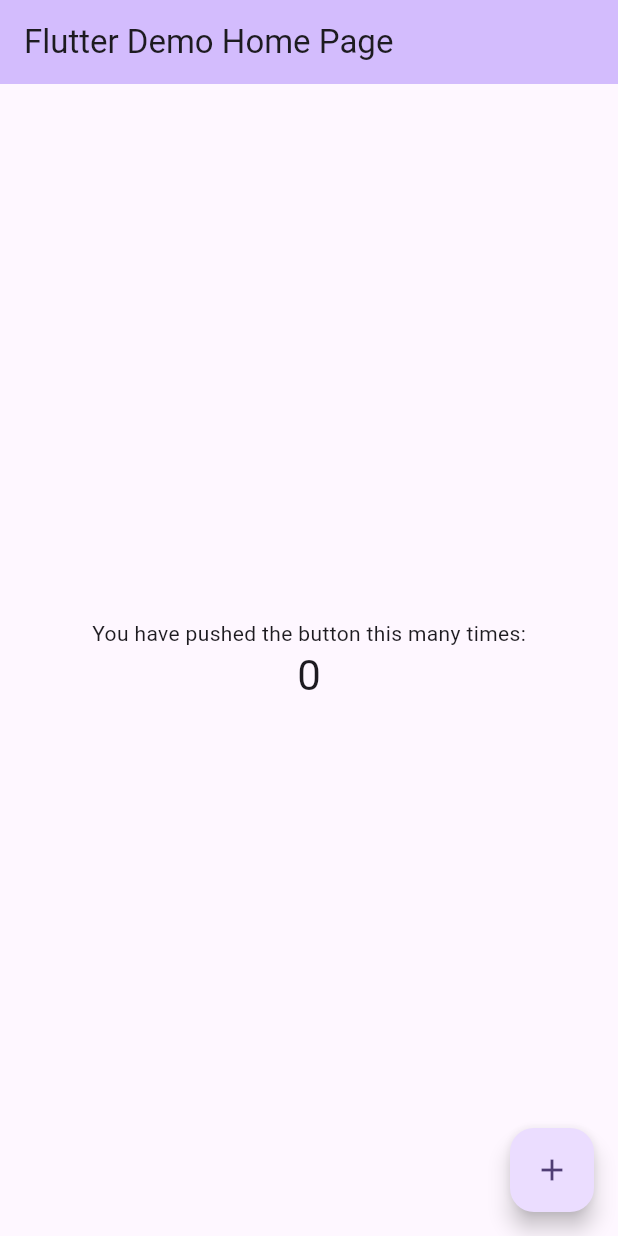
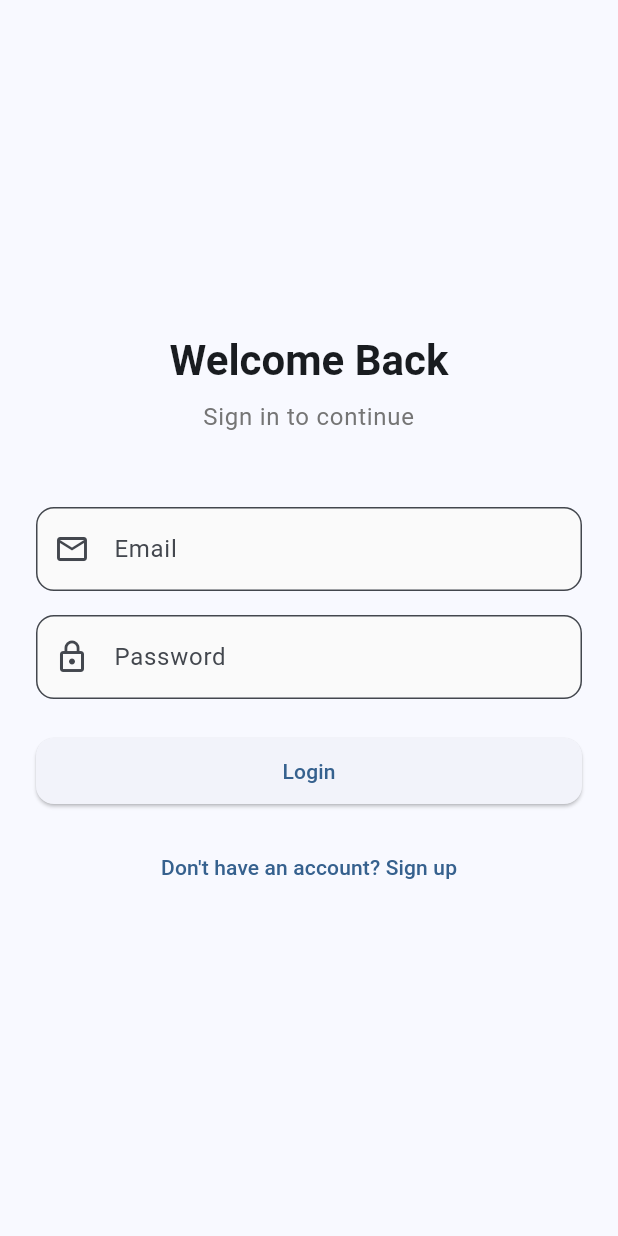
Before and after one commit to could-ai/019aa4b3-bfee-764b-ab0e-fbb3d9ac4d31, a Flutter app: the screen it shows after launch, on a phone screen of 412 x 824 dp. Run offline on Flutter 3.47's test engine with Material 3 defaults, Android fonts, the phone set to English and light mode, and no system bars.

Commit message:
Set up the main application entry point with navigation routes for Splash, Login, and Home screens, and applied a basic Material 3 theme.; Created a Splash Screen that displays the app logo and automatically navigates to the Login screen after a short delay.; Created a Login Screen with email/password fields and a mock authentication flow that navigates to the Home screen.; Created a placeholder Home Screen with a basic app bar and empty state, ready to be populated with specific features.

```diff
--- /dev/null
+++ b/usr/lib/features/auth/login_screen.dart
@@ -0,0 +1,103 @@
+import 'package:flutter/material.dart';
+
+class LoginScreen extends StatefulWidget {
+  const LoginScreen({super.key});
+
+  @override
+  State<LoginScreen> createState() => _LoginScreenState();
+}
+
+class _LoginScreenState extends State<LoginScreen> {
+  final _emailController = TextEditingController();
+  final _passwordController = TextEditingController();
+  bool _isLoading = false;
+
+  void _handleLogin() async {
+    setState(() => _isLoading = true);
+
+    // Simulate network request
+    await Future.delayed(const Duration(seconds: 1));
+
+    if (mounted) {
+      setState(() => _isLoading = false);
+      Navigator.pushReplacementNamed(context, '/home');
+    }
+  }
+
+  @override
+  void dispose() {
+    _emailController.dispose();
+    _passwordController.dispose();
+    super.dispose();
+  }
+
+  @override
+  Widget build(BuildContext context) {
+    return Scaffold(
+      body: SafeArea(
+        child: Center(
+          child: SingleChildScrollView(
+            padding: const EdgeInsets.all(24.0),
+            child: Column(
+              mainAxisAlignment: MainAxisAlignment.center,
+              crossAxisAlignment: CrossAxisAlignment.stretch,
+              children: [
+                Text(
+                  'Welcome Back',
+                  style: Theme.of(context).textTheme.headlineMedium?.copyWith(
+                        fontWeight: FontWeight.bold,
+                      ),
+                  textAlign: TextAlign.center,
+                ),
+                const SizedBox(height: 8),
+                Text(
+                  'Sign in to continue',
+                  style: Theme.of(context).textTheme.bodyLarge?.copyWith(
+                        color: Colors.grey[600],
+                      ),
+                  textAlign: TextAlign.center,
+                ),
+                const SizedBox(height: 48),
+                TextField(
+                  controller: _emailController,
+                  decoration: const InputDecoration(
+                    labelText: 'Email',
+                    prefixIcon: Icon(Icons.email_outlined),
+                  ),
+                  keyboardType: TextInputType.emailAddress,
+                ),
+                const SizedBox(height: 16),
+                TextField(
+                  controller: _passwordController,
+                  decoration: const InputDecoration(
+                    labelText: 'Password',
+                    prefixIcon: Icon(Icons.lock_outline),
+                  ),
+                  obscureText: true,
+                ),
+                const SizedBox(height: 24),
+                ElevatedButton(
+                  onPressed: _isLoading ? null : _handleLogin,
+                  child: _isLoading
+                      ? const SizedBox(
+                          height: 20,
+                          width: 20,
+                          child: CircularProgressIndicator(strokeWidth: 2),
+                        )
+                      : const Text('Login'),
+                ),
+                const SizedBox(height: 16),
+                TextButton(
+                  onPressed: () {
+                    // TODO: Implement registration navigation
+                  },
+                  child: const Text('Don\'t have an account? Sign up'),
+                ),
+              ],
+            ),
+          ),
+        ),
+      ),
+    );
+  }
+}
--- a/usr/lib/main.dart
+++ b/usr/lib/main.dart
@@ -1,4 +1,7 @@
 import 'package:flutter/material.dart';
+import 'package:couldai_user_app/features/splash/splash_screen.dart';
+import 'package:couldai_user_app/features/auth/login_screen.dart';
+import 'package:couldai_user_app/features/home/home_screen.dart';
 
 void main() {
   runApp(const MyApp());
@@ -7,114 +10,36 @@ void main() {
 class MyApp extends StatelessWidget {
   const MyApp({super.key});
 
-  // This widget is the root of your application.
   @override
   Widget build(BuildContext context) {
     return MaterialApp(
-      title: 'Flutter Demo',
+      title: 'CouldAI User App',
       debugShowCheckedModeBanner: false,
       theme: ThemeData(
-        // This is the theme of your application.
-        //
-        // TRY THIS: Try running your application with "flutter run". You'll see
-        // the application has a purple toolbar. Then, without quitting the app,
-        // try changing the seedColor in the colorScheme below to Colors.green
-        // and then invoke "hot reload" (save your changes or press the "hot
-        // reload" button in a Flutter-supported IDE, or press "r" if you used
-        // the command line to start the app).
-        //
-        // Notice that the counter didn't reset back to zero; the application
-        // state is not lost during the reload. To reset the state, use hot
-        // restart instead.
-        //
-        // This works for code too, not just values: Most code changes can be
-        // tested with just a hot reload.
-        colorScheme: ColorScheme.fromSeed(seedColor: Colors.deepPurple),
+        colorScheme: ColorScheme.fromSeed(seedColor: Colors.blue),
+        useMaterial3: true,
+        inputDecorationTheme: InputDecorationTheme(
+          border: OutlineInputBorder(
+            borderRadius: BorderRadius.circular(12),
+          ),
+          filled: true,
+          fillColor: Colors.grey.shade50,
+        ),
+        elevatedButtonTheme: ElevatedButtonThemeData(
+          style: ElevatedButton.styleFrom(
+            padding: const EdgeInsets.symmetric(horizontal: 24, vertical: 12),
+            shape: RoundedRectangleBorder(
+              borderRadius: BorderRadius.circular(12),
+            ),
+          ),
+        ),
       ),
-      home: const MyHomePage(title: 'Flutter Demo Home Page'),
+      initialRoute: '/',
+      routes: {
+        '/': (context) => const SplashScreen(),
+        '/login': (context) => const LoginScreen(),
+        '/home': (context) => const HomeScreen(),
+      },
     );
   }
 }
-
-class MyHomePage extends StatefulWidget {
-  const MyHomePage({super.key, required this.title});
-
-  // This widget is the home page of your application. It is stateful, meaning
-  // that it has a State object (defined below) that contains fields that affect
-  // how it looks.
-
-  // This class is the configuration for the state. It holds the values (in this
-  // case the title) provided by the parent (in this case the App widget) and
-  // used by the build method of the State. Fields in a Widget subclass are
-  // always marked "final".
-
-  final String title;
-
-  @override
-  State<MyHomePage> createState() => _MyHomePageState();
-}
-
-class _MyHomePageState extends State<MyHomePage> {
-  int _counter = 0;
-
-  void _incrementCounter() {
-    setState(() {
-      // This call to setState tells the Flutter framework that something has
-      // changed in this State, which causes it to rerun the build method below
-      // so that the display can reflect the updated values. If we changed
-      // _counter without calling setState(), then the build method would not be
-      // called again, and so nothing would appear to happen.
-      _counter++;
-    });
-  }
-
-  @override
-  Widget build(BuildContext context) {
-    // This method is rerun every time setState is called, for instance as done
-    // by the _incrementCounter method above.
-    //
-    // The Flutter framework has been optimized to make rerunning build methods
-    // fast, so that you can just rebuild anything that needs updating rather
-    // than having to individually change instances of widgets.
-    return Scaffold(
-      appBar: AppBar(
-        // TRY THIS: Try changing the color here to a specific color (to
-        // Colors.amber, perhaps?) and trigger a hot reload to see the AppBar
-        // change color while the other colors stay the same.
-        backgroundColor: Theme.of(context).colorScheme.inversePrimary,
-        // Here we take the value from the MyHomePage object that was created by
-        // the App.build method, and use it to set our appbar title.
-        title: Text(widget.title),
-      ),
-      body: Center(
-        // Center is a layout widget. It takes a single child and positions it
-        // in the middle of the parent.
-        child: Column(
-          // Column is also a layout widget. It takes a list of children and
-          // arranges them vertically. By default, it sizes itself to fit its
-          // children horizontally, and tries to be as tall as its parent.
-          //
-          // Column has various properties to control how it sizes itself and
-          // how it positions its children. Here we use mainAxisAlignment to
-          // center the children vertically; the main axis here is the vertical
-          // axis because Columns are vertical (the cross axis would be
-          // horizontal).
-          //
-          // TRY THIS: Invoke "debug painting" (choose the "Toggle Debug Paint"
-          // action in the IDE, or press "p" in the console), to see the
-          // wireframe for each widget.
-          mainAxisAlignment: MainAxisAlignment.center,
-          children: <Widget>[
-            const Text('You have pushed the button this many times:'),
-            Text('$_counter', style: Theme.of(context).textTheme.headlineMedium),
-          ],
-        ),
-      ),
-      floatingActionButton: FloatingActionButton(
-        onPressed: _incrementCounter,
-        tooltip: 'Increment',
-        child: const Icon(Icons.add),
-      ), // This trailing comma makes auto-formatting nicer for build methods.
-    );
-  }
-}
```
Also changed, not shown: usr/lib/features/home/home_screen.dart (added, +56 -0 lines), usr/lib/features/splash/splash_screen.dart (added, +49 -0 lines).
